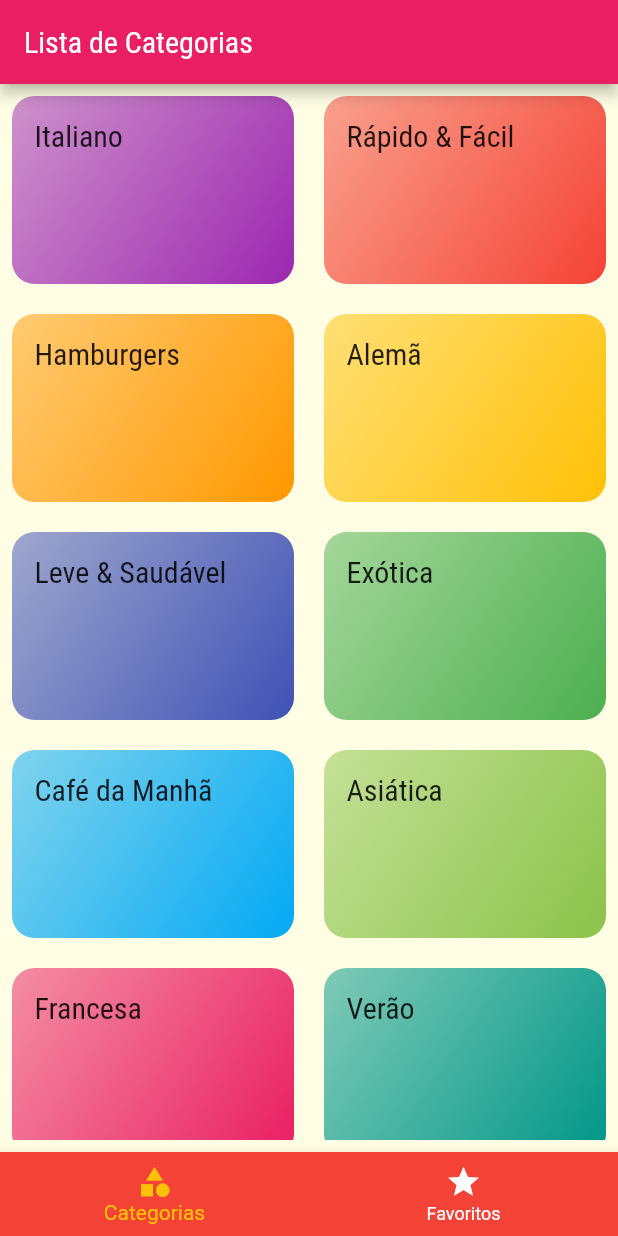
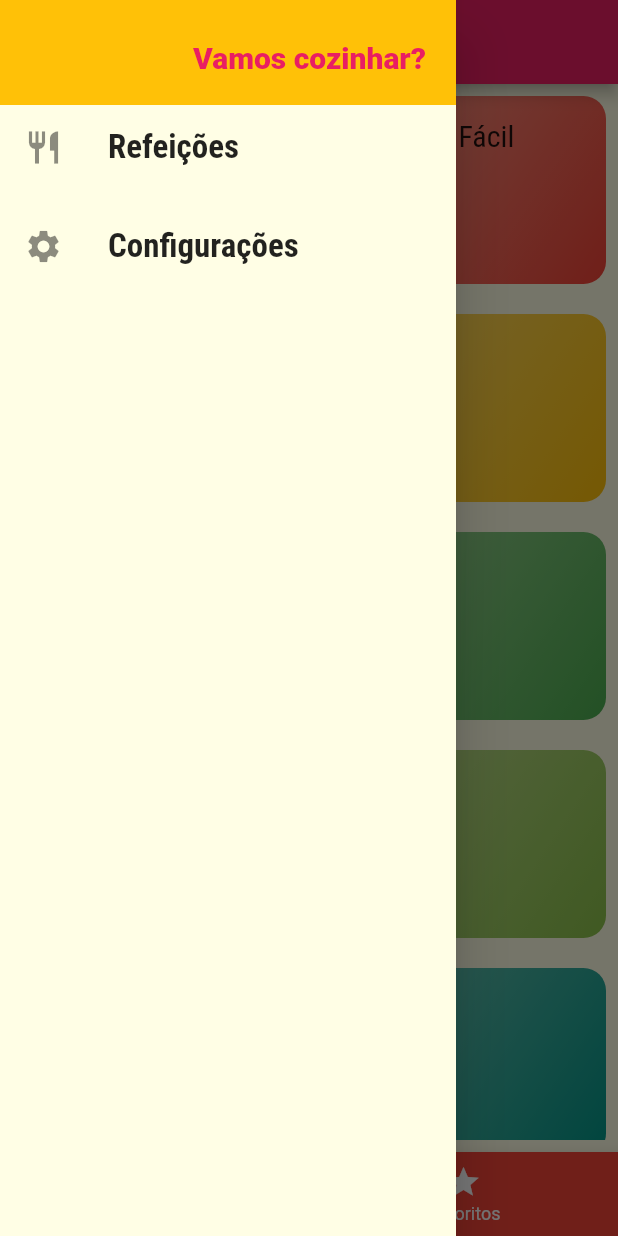
Before and after one commit to pjfernandes/meals, a Flutter app: the screen it shows after launch, with the side drawer open (before the commit the screen has no drawer), on a phone screen of 412 x 824 dp. Run offline on Flutter 3.47's test engine with Material 2 defaults, Android fonts, the phone set to English and light mode, and no system bars.

Commit message:
drawer added

```diff
--- /dev/null
+++ b/lib/components/main_drawer.dart
@@ -0,0 +1,62 @@
+import 'package:flutter/material.dart';
+import 'package:flutter/src/widgets/container.dart';
+import 'package:flutter/src/widgets/framework.dart';
+import '../utils/app_routes.dart';
+
+class MainDrawer extends StatelessWidget {
+  const MainDrawer({super.key});
+
+  Widget _createItem(IconData icon, String label, Function() onTap) {
+    return ListTile(
+      leading: Icon(
+        icon,
+        size: 26,
+      ),
+      title: Text(
+        label,
+        style: TextStyle(
+          fontFamily: 'RobotoCondensed',
+          fontSize: 22,
+          fontWeight: FontWeight.bold,
+        ),
+      ),
+      onTap: onTap,
+    );
+  }
+
+  @override
+  Widget build(BuildContext context) {
+    return Drawer(
+      child: Column(
+        children: [
+          Container(
+            height: 70,
+            width: double.infinity,
+            padding: EdgeInsets.all(20),
+            alignment: Alignment.bottomRight,
+            color: Colors.amber,
+            child: Text(
+              "Vamos cozinhar?",
+              style: TextStyle(
+                fontWeight: FontWeight.w900,
+                fontSize: 20,
+                color: Colors.pink,
+              ),
+            ),
+          ),
+          _createItem(
+            Icons.restaurant,
+            'Refeições',
+            () => Navigator.of(context).pushNamed(AppRoutes.HOME),
+          ),
+          SizedBox(height: 10),
+          _createItem(
+            Icons.settings,
+            'Configurações',
+            () => Navigator.of(context).pushNamed(AppRoutes.SETTINGS),
+          ),
+        ],
+      ),
+    );
+  }
+}
--- a/lib/main.dart
+++ b/lib/main.dart
@@ -4,6 +4,7 @@ import 'screens/categories_screen.dart';
 import 'screens/categories_meals_screen.dart';
 import 'screens/meal_detail_screen.dart';
 import 'screens/tabs_screen.dart';
+import 'screens/settings_screen.dart';
 import 'utils/app_routes.dart';
 
 void main() {
@@ -35,6 +36,7 @@ class MyApp extends StatelessWidget {
         AppRoutes.HOME: (ctx) => const TabScreen(),
         AppRoutes.CATEGORIES_MEALS: (ctx) => const CategoriesMealsScreen(),
         AppRoutes.MEAL_DETAIL: (ctx) => const MealDetailScreen(),
+        AppRoutes.SETTINGS: (ctx) => const SettingsScreen(),
       },
     );
   }
--- /dev/null
+++ b/lib/screens/settings_screen.dart
@@ -0,0 +1,19 @@
+import 'package:flutter/src/widgets/container.dart';
+import 'package:flutter/src/widgets/framework.dart';
+import 'package:flutter/material.dart';
+
+class SettingsScreen extends StatelessWidget {
+  const SettingsScreen({super.key});
+
+  @override
+  Widget build(BuildContext context) {
+    return Scaffold(
+      appBar: AppBar(
+        title: Text("Configurações"),
+      ),
+      body: Center(
+        child: Text("Configuraçoes"),
+      ),
+    );
+  }
+}
--- a/lib/screens/tabs_screen.dart
+++ b/lib/screens/tabs_screen.dart
@@ -3,6 +3,7 @@ import 'package:flutter/src/widgets/container.dart';
 import 'package:flutter/src/widgets/framework.dart';
 import 'categories_screen.dart';
 import 'favorite_screen.dart';
+import '../components/main_drawer.dart';
 
 class TabScreen extends StatefulWidget {
   const TabScreen({super.key});
@@ -30,6 +31,7 @@ class _TabScreenState extends State<TabScreen> {
       appBar: AppBar(
         title: Text(_screens[_selectedScreenIndex]['title'] as String),
       ),
+      drawer: MainDrawer(),
       body: _screens[_selectedScreenIndex]['screen'] as Widget,
       bottomNavigationBar: BottomNavigationBar(
         onTap: _selectScreen,
--- a/lib/utils/app_routes.dart
+++ b/lib/utils/app_routes.dart
@@ -2,4 +2,5 @@ class AppRoutes {
   static const HOME = '/';
   static const CATEGORIES_MEALS = '/categories-meals';
   static const MEAL_DETAIL = '/meal-detail';
+  static const SETTINGS = '/settings';
 }
```
